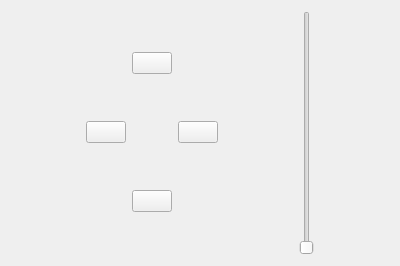
Qt form plugins/TelescopeControl/src/gui/TelescopeMoveWidget.ui (Stellarium/stellarium) before a commit.
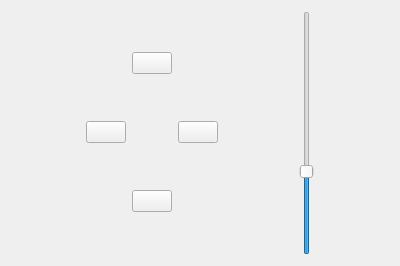
The same form after that commit. Icons and pictures are not drawn.

Commit message: [TCP] fix slider to 4 speed

```diff
--- a/plugins/TelescopeControl/src/gui/TelescopeMoveWidget.ui
+++ b/plugins/TelescopeControl/src/gui/TelescopeMoveWidget.ui
@@ -86,14 +86,20 @@
    <item>
     <widget class="QSlider" name="speedSlider">
      <property name="minimum">
-      <number>0</number>
+      <number>1</number>
      </property>
      <property name="maximum">
-      <number>100</number>
+      <number>4</number>
+     </property>
+     <property name="singleStep">
+      <number>1</number>
      </property>
      <property name="pageStep">
       <number>1</number>
      </property>
+     <property name="value">
+      <number>2</number>
+     </property>
      <property name="orientation">
       <enum>Qt::Vertical</enum>
      </property>
```
